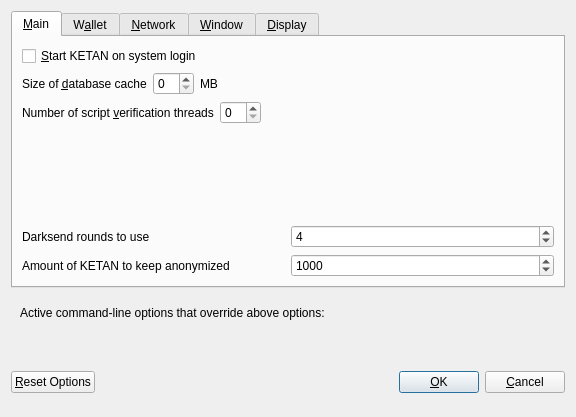
First picture: the form in src/qt/forms/optionsdialog.ui, repository wmcorless/kema, before the edit.
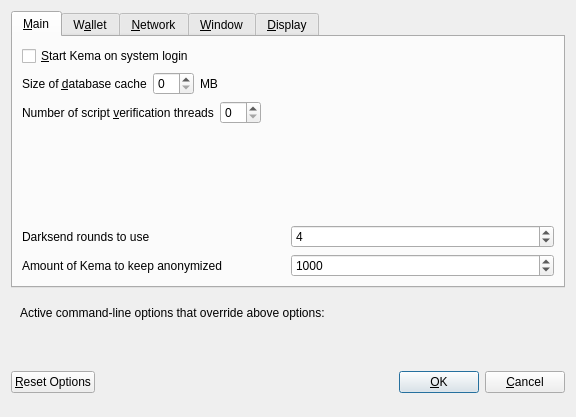
Second picture: the form after the edit. Custom widgets are drawn as their Qt base class.

```diff
--- a/src/qt/forms/optionsdialog.ui
+++ b/src/qt/forms/optionsdialog.ui
@@ -33,7 +33,7 @@
           <string>Automatically start KETAN after logging in to the system.</string>
          </property>
          <property name="text">
-          <string>&amp;Start KETAN on system login</string>
+          <string>&amp;Start Kema on system login</string>
          </property>
         </widget>
        </item>
@@ -177,7 +177,7 @@
             <string notr="true"/>
            </property>
            <property name="text">
-            <string>Amount of KETAN to keep anonymized</string>
+            <string>Amount of Kema to keep anonymized</string>
            </property>
           </widget>
          </item>
```
Left out of the diff: 12 changed lines with no effect on the pictures.
